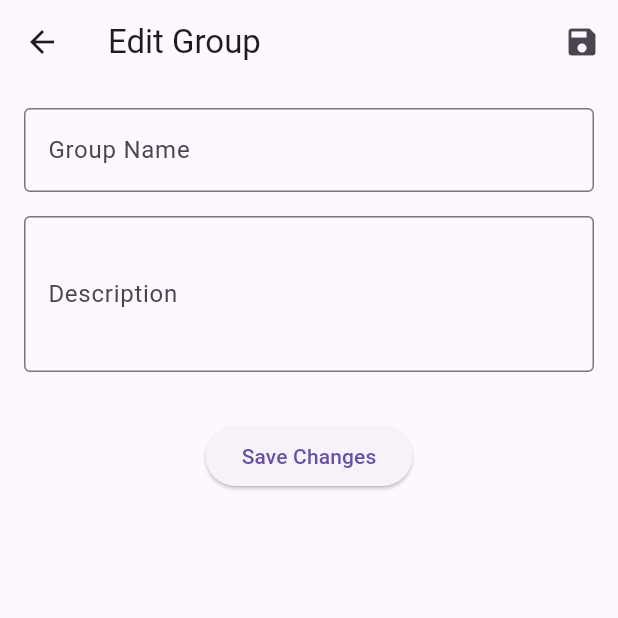
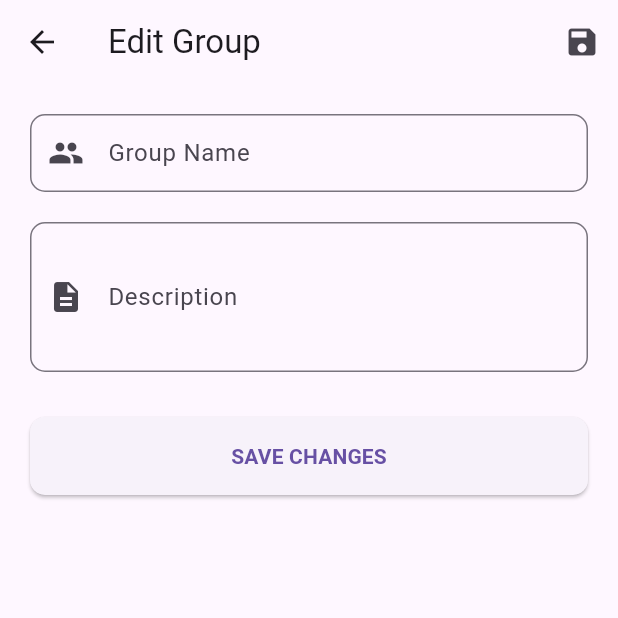
Before and after one commit to yassmine-Belhadj/colocapp-with-flutter, a Flutter app: the EditGroupScreen screen opened directly with empty values, on a phone screen of 412 x 824 dp, the top half of it. Run offline on Flutter 3.47's test engine with Material 3 defaults, Android fonts, the phone set to English and light mode, and no system bars; our stand-ins replace device_info_plus, file_picker, image_picker, permission_handler, sqflite; accounts and stored records are empty.

```diff
--- a/lib/views/group/edit_group_screen.dart
+++ b/lib/views/group/edit_group_screen.dart
@@ -1,8 +1,8 @@
 import 'package:flutter/material.dart';
 import 'package:provider/provider.dart';
+import 'package:untitled/services/group_service.dart';
 import '../../models/group.dart';
 import '../../providers/group_provider.dart';
-import '../../services/group_service.dart';
 
 class EditGroupScreen extends StatefulWidget {
   final Group group;
@@ -17,6 +17,7 @@ class _EditGroupScreenState extends State<EditGroupScreen> {
   final _formKey = GlobalKey<FormState>();
   late TextEditingController _nameController;
   late TextEditingController _descriptionController;
+  bool _isSaving = false;
 
   @override
   void initState() {
@@ -35,14 +36,16 @@ class _EditGroupScreenState extends State<EditGroupScreen> {
   Future<void> _saveChanges() async {
     if (!_formKey.currentState!.validate()) return;
 
-    final updatedGroup = widget.group.copyWith(
-      name: _nameController.text.trim(),
-      description: _descriptionController.text.trim(),
-    );
+    setState(() => _isSaving = true);
 
     try {
       final groupProvider = Provider.of<GroupProvider>(context, listen: false);
-      await groupProvider.updateGroup(updatedGroup);
+      await groupProvider.updateGroup(
+        widget.group.copyWith(
+          name: _nameController.text.trim(),
+          description: _descriptionController.text.trim(),
+        ),
+      );
       if (mounted) {
         Navigator.pop(context);
         ScaffoldMessenger.of(context).showSnackBar(
@@ -55,32 +58,52 @@ class _EditGroupScreenState extends State<EditGroupScreen> {
           SnackBar(content: Text('Failed to update group: $e')),
         );
       }
+    } finally {
+      if (mounted) {
+        setState(() => _isSaving = false);
+      }
     }
   }
 
   @override
   Widget build(BuildContext context) {
+    final theme = Theme.of(context);
+
     return Scaffold(
       appBar: AppBar(
         title: const Text('Edit Group'),
         actions: [
-          IconButton(
+          _isSaving
+              ? const Padding(
+            padding: EdgeInsets.all(12.0),
+            child: CircularProgressIndicator(strokeWidth: 2),
+          )
+              : IconButton(
             icon: const Icon(Icons.save),
             onPressed: _saveChanges,
           ),
         ],
       ),
-      body: Padding(
-        padding: const EdgeInsets.all(16.0),
+      body: SingleChildScrollView(
+        padding: const EdgeInsets.all(20.0),
         child: Form(
           key: _formKey,
           child: Column(
             children: [
+              // Group Name Field
               TextFormField(
                 controller: _nameController,
-                decoration: const InputDecoration(
+                decoration: InputDecoration(
                   labelText: 'Group Name',
-                  border: OutlineInputBorder(),
+                  hintText: 'Enter group name',
+                  prefixIcon: const Icon(Icons.group),
+                  border: OutlineInputBorder(
+                    borderRadius: BorderRadius.circular(10.0),
+                  ),
+                  contentPadding: const EdgeInsets.symmetric(
+                    horizontal: 16.0,
+                    vertical: 14.0,
+                  ),
                 ),
                 validator: (value) {
                   if (value == null || value.isEmpty) {
@@ -89,19 +112,52 @@ class _EditGroupScreenState extends State<EditGroupScreen> {
                   return null;
                 },
               ),
-              const SizedBox(height: 16),
+
+              const SizedBox(height: 20.0),
+
+              // Description Field
               TextFormField(
                 controller: _descriptionController,
-                decoration: const InputDecoration(
+                decoration: InputDecoration(
                   labelText: 'Description',
-                  border: OutlineInputBorder(),
+                  hintText: 'Tell members about this group',
+                  prefixIcon: const Icon(Icons.description),
+                  border: OutlineInputBorder(
+                    borderRadius: BorderRadius.circular(10.0),
+                  ),
+                  contentPadding: const EdgeInsets.symmetric(
+                    horizontal: 16.0,
+                    vertical: 14.0,
+                  ),
                 ),
                 maxLines: 3,
+                minLines: 3,
               ),
-              const SizedBox(height: 32),
-              ElevatedButton(
-                onPressed: _saveChanges,
-                child: const Text('Save Changes'),
+
+              const SizedBox(height: 30.0),
+
+              // Save Button
+              SizedBox(
+                width: double.infinity,
+                child: ElevatedButton(
+                  style: ElevatedButton.styleFrom(
+                    padding: const EdgeInsets.symmetric(vertical: 16.0),
+                    shape: RoundedRectangleBorder(
+                      borderRadius: BorderRadius.circular(10.0),
+                    ),
+                  ),
+                  onPressed: _isSaving ? null : _saveChanges,
+                  child: _isSaving
+                      ? const SizedBox(
+                    width: 20,
+                    height: 20,
+                    child: CircularProgressIndicator(strokeWidth: 2),
+                  )
+                      : const Text(
+                    'SAVE CHANGES',
+                    style: TextStyle(fontWeight: FontWeight.bold),
+                  ),
+                ),
               ),
             ],
           ),
```
Also changed, not shown: lib/views/auth/ProfileScreen.dart (added, +218 -0 lines), lib/views/home_screen.dart (+24 -11 lines).
